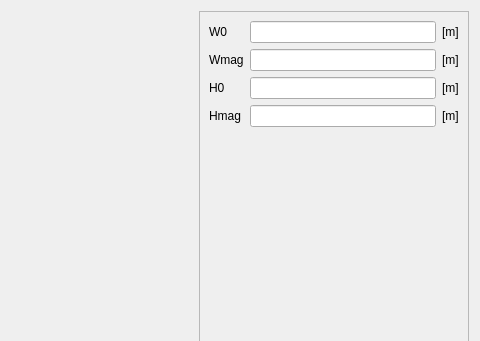
Old version of the form pyleecan/GUI/Dialog/DMachineSetup/SMSlot/PMSlot10/PMSlot10.ui in the repository Eomys/pyleecan; both pictures show x 449 to 929 and y 0 to 341 of the 929 by 470 pixel window.
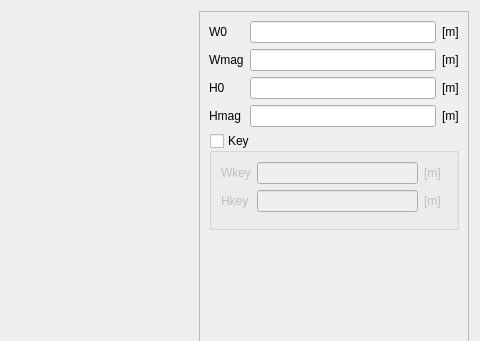
New version of the form. Icons and pictures are not drawn. Custom widgets are drawn as their Qt base class.

What changed in the file:
```diff
--- a/pyleecan/GUI/Dialog/DMachineSetup/SMSlot/PMSlot10/PMSlot10.ui
+++ b/pyleecan/GUI/Dialog/DMachineSetup/SMSlot/PMSlot10/PMSlot10.ui
@@ -187,6 +187,62 @@
          </item>
         </layout>
        </item>
+       <item>
+        <widget class="QGroupBox" name="g_key">
+         <property name="title">
+          <string>Key</string>
+         </property>
+         <property name="checkable">
+          <bool>true</bool>
+         </property>
+         <property name="checked">
+          <bool>false</bool>
+         </property>
+         <layout class="QGridLayout" name="gridLayout_2">
+          <item row="10" column="0" colspan="2">
+           <widget class="WMatSelectV" name="w_key_mat" native="true"/>
+          </item>
+          <item row="0" column="0">
+           <layout class="QGridLayout" name="gridLayout_3" columnstretch="0,0,0,0" rowminimumheight="0,0,0">
+            <item row="1" column="0">
+             <widget class="QLabel" name="in_Hkey">
+              <property name="text">
+               <string>Hkey</string>
+              </property>
+             </widget>
+            </item>
+            <item row="1" column="2">
+             <widget class="FloatEdit" name="lf_Hkey"/>
+            </item>
+            <item row="1" column="3">
+             <widget class="QLabel" name="unit_Hkey">
+              <property name="text">
+               <string>[m]</string>
+              </property>
+             </widget>
+            </item>
+            <item row="0" column="0">
+             <widget class="QLabel" name="in_Wkey">
+              <property name="text">
+               <string>Wkey</string>
+              </property>
+             </widget>
+            </item>
+            <item row="0" column="3">
+             <widget class="QLabel" name="unit_Wkey">
+              <property name="text">
+               <string>[m]</string>
+              </property>
+             </widget>
+            </item>
+            <item row="0" column="2">
+             <widget class="FloatEdit" name="lf_Wkey"/>
+            </item>
+           </layout>
+          </item>
+         </layout>
+        </widget>
+       </item>
        <item>
         <spacer name="verticalSpacer">
          <property name="orientation">
@@ -221,6 +277,12 @@
    <header>......GUI.Dialog.DMachineSetup.SWSlot.WWSlotOut.WWSlotOut.h</header>
    <container>1</container>
   </customwidget>
+  <customwidget>
+   <class>WMatSelectV</class>
+   <extends>QWidget</extends>
+   <header>......GUI.Dialog.DMatLib.WMatSelect.WMatSelectV.h</header>
+   <container>1</container>
+  </customwidget>
  </customwidgets>
  <tabstops>
   <tabstop>lf_W0</tabstop>
```
